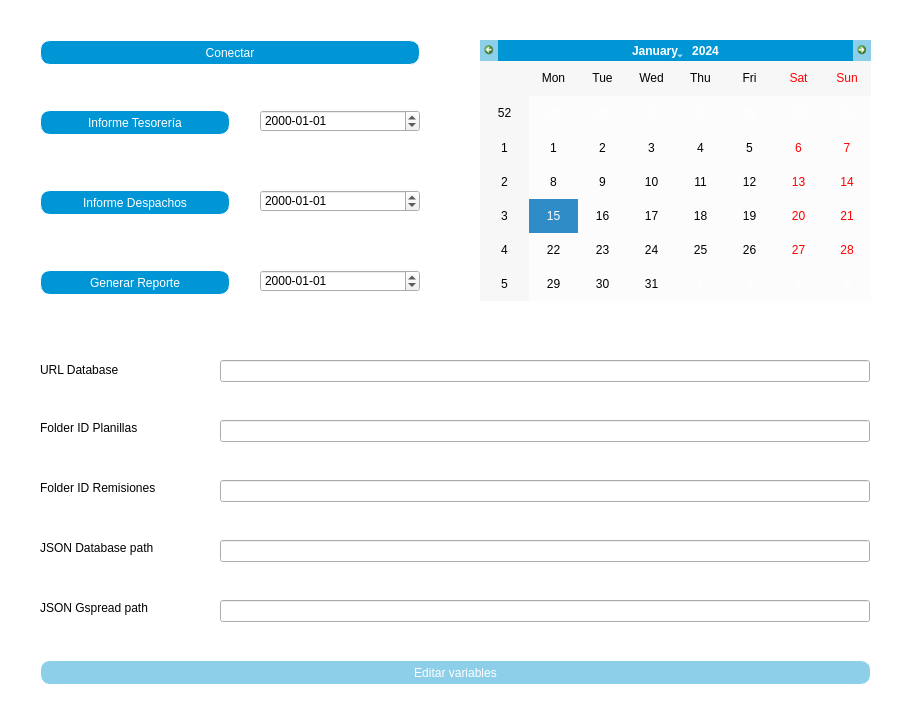
First picture: the form in client/gui.ui, repository juanescosalda/emes-despachos, before the edit.
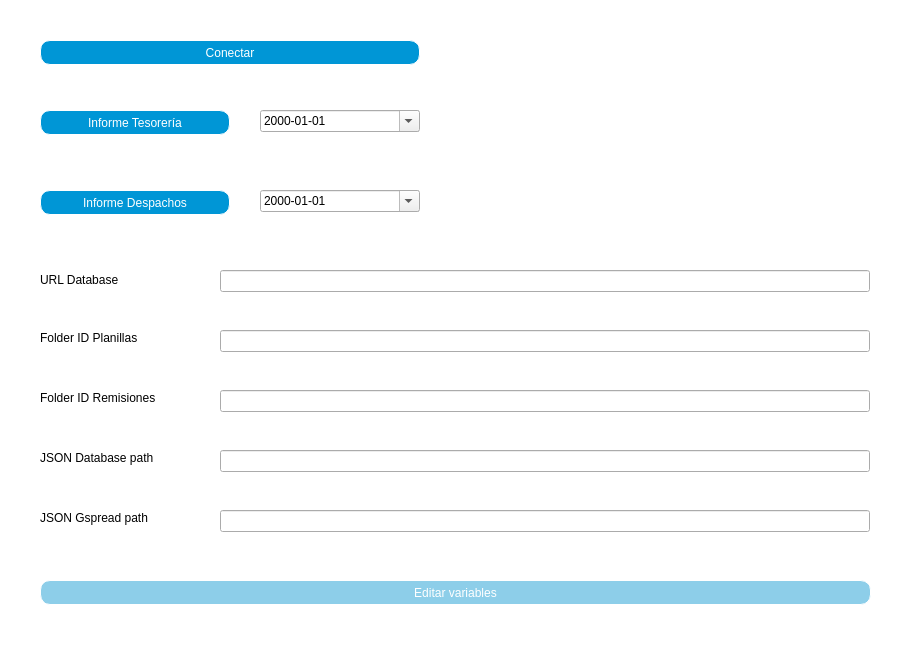
Second picture: the form after the edit. Icons and pictures are not drawn.

What changed in the file:
```diff
--- a/client/gui.ui
+++ b/client/gui.ui
@@ -7,7 +7,7 @@
     <x>0</x>
     <y>0</y>
     <width>920</width>
-    <height>715</height>
+    <height>650</height>
    </rect>
   </property>
   <property name="windowTitle">
@@ -67,7 +67,7 @@
    <property name="geometry">
     <rect>
      <x>40</x>
-     <y>360</y>
+     <y>270</y>
      <width>125</width>
      <height>20</height>
     </rect>
@@ -83,7 +83,7 @@
    <property name="geometry">
     <rect>
      <x>220</x>
-     <y>360</y>
+     <y>270</y>
      <width>650</width>
      <height>22</height>
     </rect>
@@ -102,7 +102,7 @@
    <property name="geometry">
     <rect>
      <x>40</x>
-     <y>420</y>
+     <y>330</y>
      <width>125</width>
      <height>16</height>
     </rect>
@@ -115,7 +115,7 @@
    <property name="geometry">
     <rect>
      <x>220</x>
-     <y>420</y>
+     <y>330</y>
      <width>650</width>
      <height>22</height>
     </rect>
@@ -125,7 +125,7 @@
    <property name="geometry">
     <rect>
      <x>40</x>
-     <y>480</y>
+     <y>390</y>
      <width>125</width>
      <height>16</height>
     </rect>
@@ -138,7 +138,7 @@
    <property name="geometry">
     <rect>
      <x>220</x>
-     <y>480</y>
+     <y>390</y>
      <width>650</width>
      <height>22</height>
     </rect>
@@ -148,7 +148,7 @@
    <property name="geometry">
     <rect>
      <x>220</x>
-     <y>540</y>
+     <y>450</y>
      <width>650</width>
      <height>22</height>
     </rect>
@@ -158,7 +158,7 @@
    <property name="geometry">
     <rect>
      <x>40</x>
-     <y>540</y>
+     <y>450</y>
      <width>125</width>
      <height>16</height>
     </rect>
@@ -171,7 +171,7 @@
    <property name="geometry">
     <rect>
      <x>40</x>
-     <y>660</y>
+     <y>580</y>
      <width>831</width>
      <height>25</height>
     </rect>
@@ -198,7 +198,7 @@
      <x>0</x>
      <y>0</y>
      <width>920</width>
-     <height>720</height>
+     <height>650</height>
     </rect>
    </property>
    <property name="styleSheet">
@@ -213,7 +213,7 @@
    <property name="geometry">
     <rect>
      <x>220</x>
-     <y>600</y>
+     <y>510</y>
      <width>650</width>
      <height>22</height>
     </rect>
@@ -223,7 +223,7 @@
    <property name="geometry">
     <rect>
      <x>40</x>
-     <y>600</y>
+     <y>510</y>
      <width>125</width>
      <height>16</height>
     </rect>
@@ -232,31 +232,6 @@
     <string>JSON Gspread path</string>
    </property>
   </widget>
-  <widget class="QPushButton" name="reportFinalButton">
-   <property name="geometry">
-    <rect>
-     <x>40</x>
-     <y>270</y>
-     <width>190</width>
-     <height>25</height>
-    </rect>
-   </property>
-   <property name="styleSheet">
-    <string notr="true">QPushButton {
- 	background-color: rgb(0, 150, 214);
-	color: rgb(255, 255, 255);	
-	border-style: solid;
-	border-width:1px;
-	border-radius:10px;
-}
-QPushButton:hover {
-	background-color: rgb(141, 206, 233);
-}</string>
-   </property>
-   <property name="text">
-    <string>Generar Reporte</string>
-   </property>
-  </widget>
   <widget class="QPushButton" name="distpachesReportButton">
    <property name="geometry">
     <rect>
@@ -282,36 +257,6 @@
     <string>Informe Despachos</string>
    </property>
   </widget>
-  <widget class="QCalendarWidget" name="calendarWidget">
-   <property name="geometry">
-    <rect>
-     <x>480</x>
-     <y>40</y>
-     <width>391</width>
-     <height>261</height>
-    </rect>
-   </property>
-   <property name="styleSheet">
-    <string notr="true">QCalendarWidget QWidget {
-	background-color: rgb(0, 150, 214);
-	color: rgb(255, 255, 255);	
-}
-
-QCalendarWidget QAbstractItemView:enabled{
-	background-color: rgb(252, 252, 252);
-	color: black;
-}
-
-#qt_calendar_prevmonth {
-    background-color: rgb(141, 206, 233);
-    icon-size: 10px;
-}
-#qt_calendar_nextmonth {
-    background-color: rgb(141, 206, 233);
-    icon-size: 10px;
-}</string>
-   </property>
-  </widget>
   <widget class="QDateEdit" name="dateEditTreasury">
    <property name="geometry">
     <rect>
@@ -321,11 +266,17 @@
      <height>22</height>
     </rect>
    </property>
+   <property name="acceptDrops">
+    <bool>false</bool>
+   </property>
+   <property name="autoFillBackground">
+    <bool>false</bool>
+   </property>
    <property name="displayFormat">
     <string>yyyy-MM-dd</string>
    </property>
    <property name="calendarPopup">
-    <bool>false</bool>
+    <bool>true</bool>
    </property>
   </widget>
   <widget class="QDateEdit" name="dateEditDispatches">
@@ -340,18 +291,8 @@
    <property name="displayFormat">
     <string>yyyy-MM-dd</string>
    </property>
-  </widget>
-  <widget class="QDateEdit" name="dateEditReport">
-   <property name="geometry">
-    <rect>
-     <x>260</x>
-     <y>270</y>
-     <width>160</width>
-     <height>22</height>
-    </rect>
-   </property>
-   <property name="displayFormat">
-    <string>yyyy-MM-dd</string>
+   <property name="calendarPopup">
+    <bool>true</bool>
    </property>
   </widget>
   <zorder>label_5</zorder>
```
Left out of the diff: 3 changed lines with no effect on the pictures.
